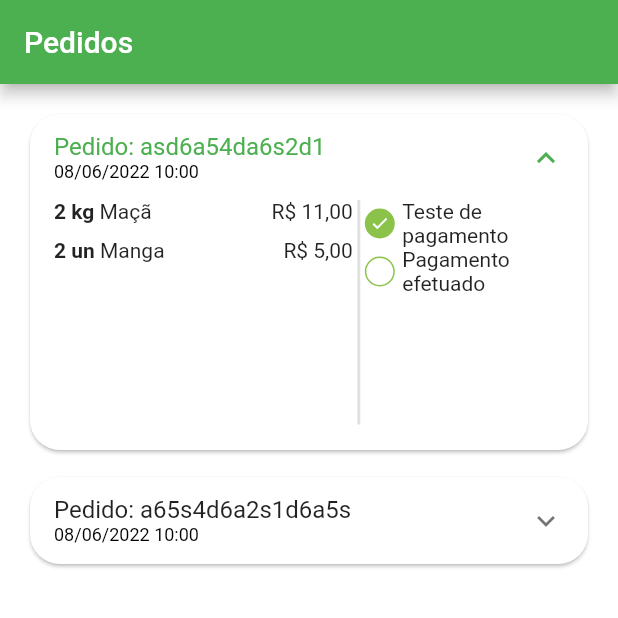
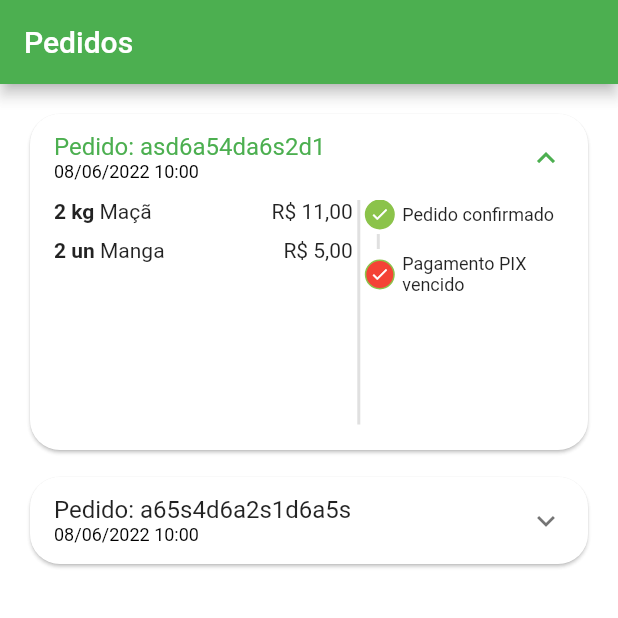
Before and after one commit to estelson/greengrocer, a Flutter app: the OrdersTab screen opened directly, after a tap on an icon or button, on a phone screen of 412 x 824 dp, the top half of it. Run offline on Flutter 3.47's test engine with Material 2 defaults, Android fonts, the phone set to English and light mode, and no system bars; our stand-ins replace animated_text_kit, badges, mask_text_input_formatter.

Commit message:
Configurando os espaços verticais e status

```diff
--- a/lib/src/config/app_data.dart
+++ b/lib/src/config/app_data.dart
@@ -116,7 +116,7 @@ List<OrderModel> orders = [
     createdDateTime: DateTime.parse('2022-06-08 10:00:10.458'),
     overdueDateTime: DateTime.parse('2022-06-08 11:00:10.458'),
     id: 'a65s4d6a2s1d6a5s',
-    status: 'delivered',
+    status: 'refunded',
     total: 11.5,
     items: [
       CartItemModel(
--- a/lib/src/pages/orders/components/order_status_widget.dart
+++ b/lib/src/pages/orders/components/order_status_widget.dart
@@ -5,7 +5,21 @@ class OrderStatusWidget extends StatelessWidget {
   final String status;
   final bool isOverdue;
 
-  const OrderStatusWidget({
+  // Map de tatus de pedido
+  final Map<String, int> allStatus = <String, int>{
+    "pending_payment": 0,
+    "refunded": 1,
+    "paid": 2,
+    "preparing_purchase": 3,
+    "shipping": 4,
+    "delivered": 5,
+  };
+
+  // Getter que retorna o status atual do pedido.
+  // O "!" no final indica ao lint "null-safety" que nunca será null e que sempre será excolhido algum status do map allStatus.
+  int get currentStatus => allStatus[status]!;
+
+  OrderStatusWidget({
     Key? key,
     required this.status,
     required this.isOverdue,
@@ -14,16 +28,41 @@ class OrderStatusWidget extends StatelessWidget {
   @override
   Widget build(BuildContext context) {
     return Column(
+      crossAxisAlignment: CrossAxisAlignment.start,
       children: [
-        _StatusDot(
-          title: "Teste de pagamento",
+        const _StatusDot(
           isActive: true,
+          title: "Pedido confirmado",
         ),
-        _StatusDot(
-          title: "Pagamento efetuado",
-          isActive: false,
-        ),
+        const _CustomDivider(),
+        if (currentStatus == 1) ...[
+          const _StatusDot(
+            isActive: true,
+            title: "PIX estornado",
+            backgroundColor: Colors.orange,
+          )
+        ] else if (isOverdue) ...[
+          const _StatusDot(
+            isActive: true,
+            title: "Pagamento PIX vencido",
+            backgroundColor: Colors.red,
+          ),
+        ]
       ],
+    );
+  }
+}
+
+class _CustomDivider extends StatelessWidget {
+  const _CustomDivider({Key? key}) : super(key: key);
+
+  @override
+  Widget build(BuildContext context) {
+    return Container(
+      margin: const EdgeInsets.symmetric(horizontal: 8, vertical: 3),
+      height: 10,
+      width: 2,
+      color: Colors.grey.shade300,
     );
   }
 }
@@ -32,11 +71,13 @@ class OrderStatusWidget extends StatelessWidget {
 class _StatusDot extends StatelessWidget {
   final bool isActive;
   final String title;
+  final Color? backgroundColor;
 
   const _StatusDot({
     Key? key,
     required this.isActive,
     required this.title,
+    this.backgroundColor,
   }) : super(key: key);
 
   @override
@@ -53,8 +94,9 @@ class _StatusDot extends StatelessWidget {
             border: Border.all(
               color: CustomColors.customSwatchColor,
             ),
-            color:
-                isActive ? CustomColors.customSwatchColor : Colors.transparent,
+            color: isActive
+                ? backgroundColor ?? CustomColors.customSwatchColor
+                : Colors.transparent,
           ),
           child: isActive
               ? const Icon(
@@ -70,7 +112,12 @@ class _StatusDot extends StatelessWidget {
 
         // Textos dos status da timeline
         Expanded(
-          child: Text(title),
+          child: Text(
+            title,
+            style: const TextStyle(
+              fontSize: 12,
+            ),
+          ),
         ),
       ],
     );
```
